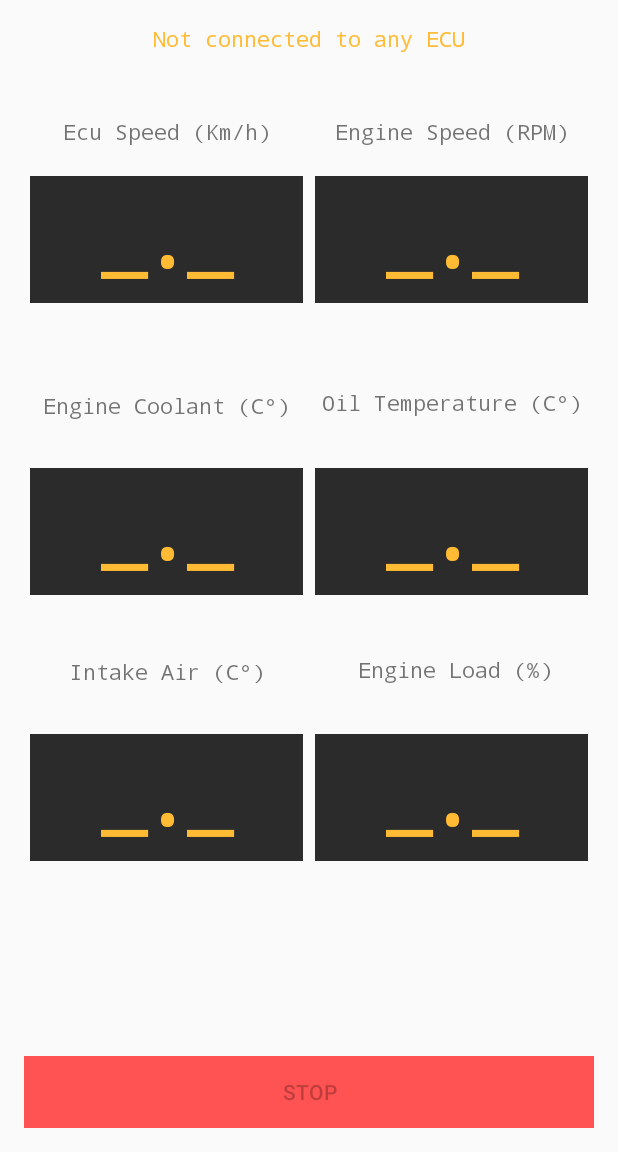
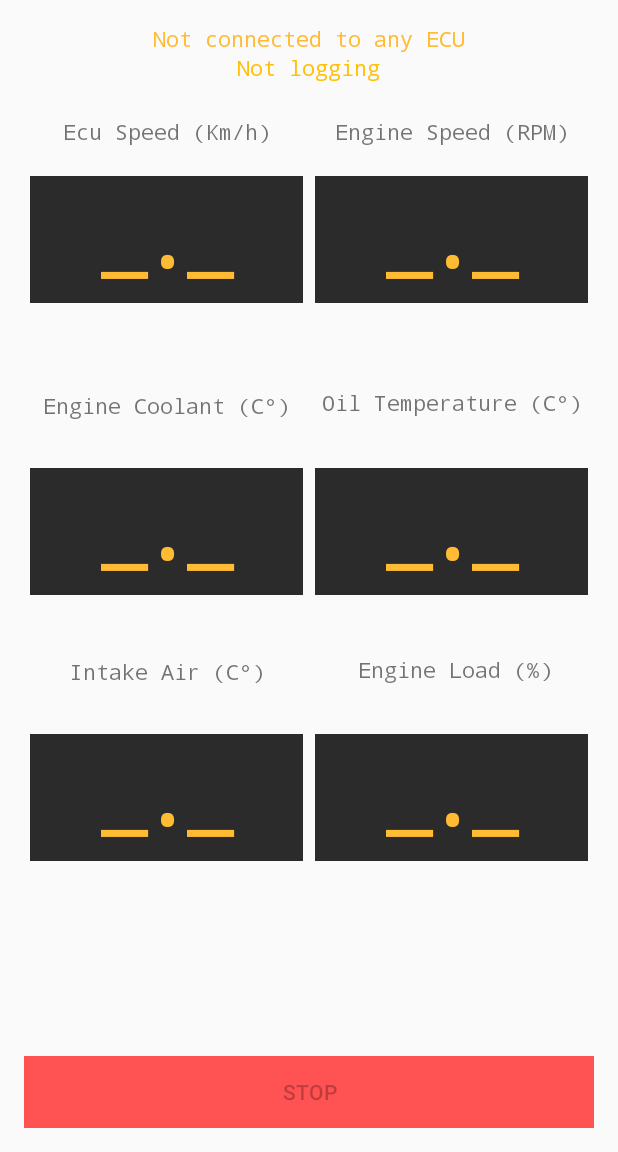
Before and after one commit to F4de78/myOBC, an Android app: the screen it shows after launch (MainActivity), on a phone screen of 412 x 824 dp, the part 84-1236 px from its top. Run offline under Robolectric (Android 15) with nearby library versions, the phone set to English and light mode, and no system bars.

Commit message:
adds logging indicator and gradle update
we are so f*** back!

```diff
--- a/app/src/main/java/com/example/myobc/MainActivity.kt
+++ b/app/src/main/java/com/example/myobc/MainActivity.kt
@@ -31,6 +31,7 @@ class MainActivity : AppCompatActivity(), View.OnClickListener {
     //used for dynamically change menu entry title
     var menu: Menu? = null
     //displays gauges
+    private lateinit var logging_status: TextView
     private lateinit var connection_status: TextView
     private lateinit var speed_display: TextView
     private lateinit var RPM_display: TextView
@@ -73,6 +74,7 @@ class MainActivity : AppCompatActivity(), View.OnClickListener {
         val toolbar = findViewById<MaterialToolbar>(R.id.toolbar)
         setSupportActionBar(toolbar)
         //texts and display setup
+        logging_status = findViewById<TextView>(R.id.logging_indicator)
         connection_status = findViewById<TextView>(R.id.connection_indicator)
         speed_display = findViewById<TextView>(R.id.speed_display)
         RPM_display = findViewById<TextView>(R.id.RPM_display)
@@ -119,6 +121,7 @@ class MainActivity : AppCompatActivity(), View.OnClickListener {
                         )
                         file.makeHeader()
                         log = true
+                        logging_status.text = "Logging..."
                     }catch(e:Exception){
                         Toast.makeText(this,"Error: $e",Toast.LENGTH_LONG).show()
                     }
@@ -126,6 +129,7 @@ class MainActivity : AppCompatActivity(), View.OnClickListener {
                 }else{
                     menu?.findItem(R.id.rec)?.title = "Start logging";
                     log = false
+                    logging_status.text = "Not logging"
                     Toast.makeText(this,"Stop logging\nFile saved in ${file.path}" +
                             ".",Toast.LENGTH_LONG).show()
                 }
--- a/app/src/main/res/layout/activity_main.xml
+++ b/app/src/main/res/layout/activity_main.xml
@@ -428,5 +428,20 @@
         app:layout_constraintHorizontal_bias="1.0"
         app:layout_constraintStart_toStartOf="parent" />
 
+    <TextView
+        android:id="@+id/logging_indicator"
+        android:layout_width="wrap_content"
+        android:layout_height="wrap_content"
+        android:fontFamily="monospace"
+        android:text="Not logging"
+        android:textAlignment="center"
+        android:textColor="#FFC107"
+        app:layout_constraintBottom_toTopOf="@+id/stop"
+        app:layout_constraintEnd_toEndOf="parent"
+        app:layout_constraintHorizontal_bias="0.498"
+        app:layout_constraintStart_toStartOf="parent"
+        app:layout_constraintTop_toBottomOf="@+id/connection_indicator"
+        app:layout_constraintVertical_bias="0.0" />
+
 
 </androidx.constraintlayout.widget.ConstraintLayout>
```
Also changed, not shown: gradle/wrapper/gradle-wrapper.properties, 3 other files.
